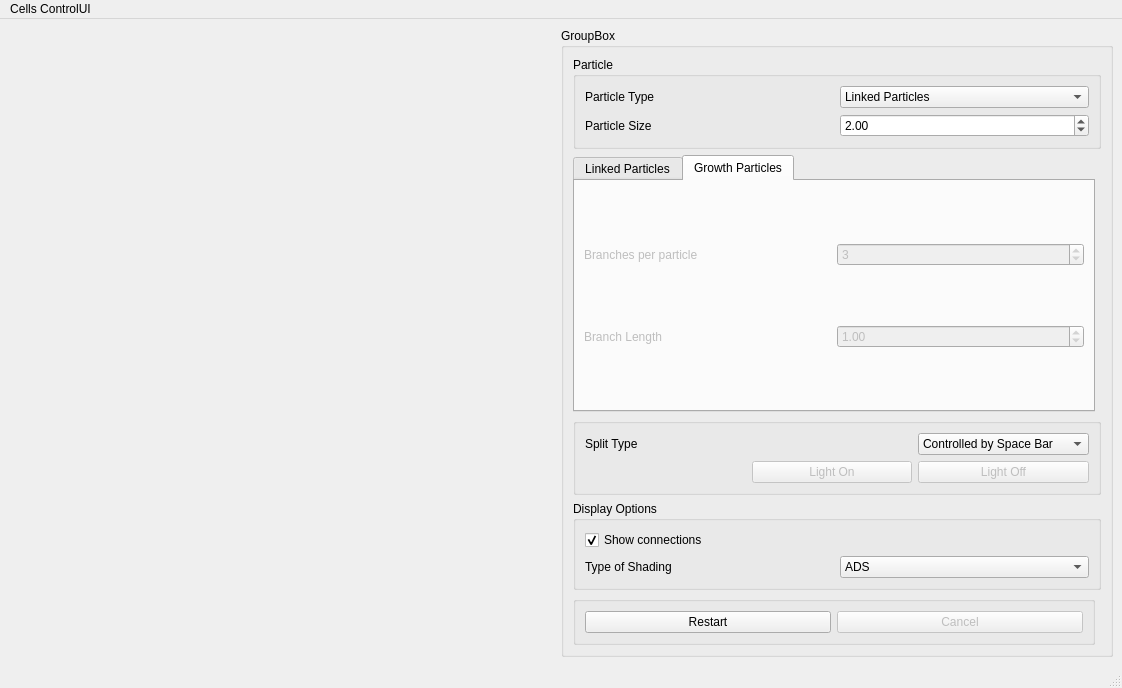
Qt form ui/GUI.ui (eulersson/CellGrowth) before a commit.
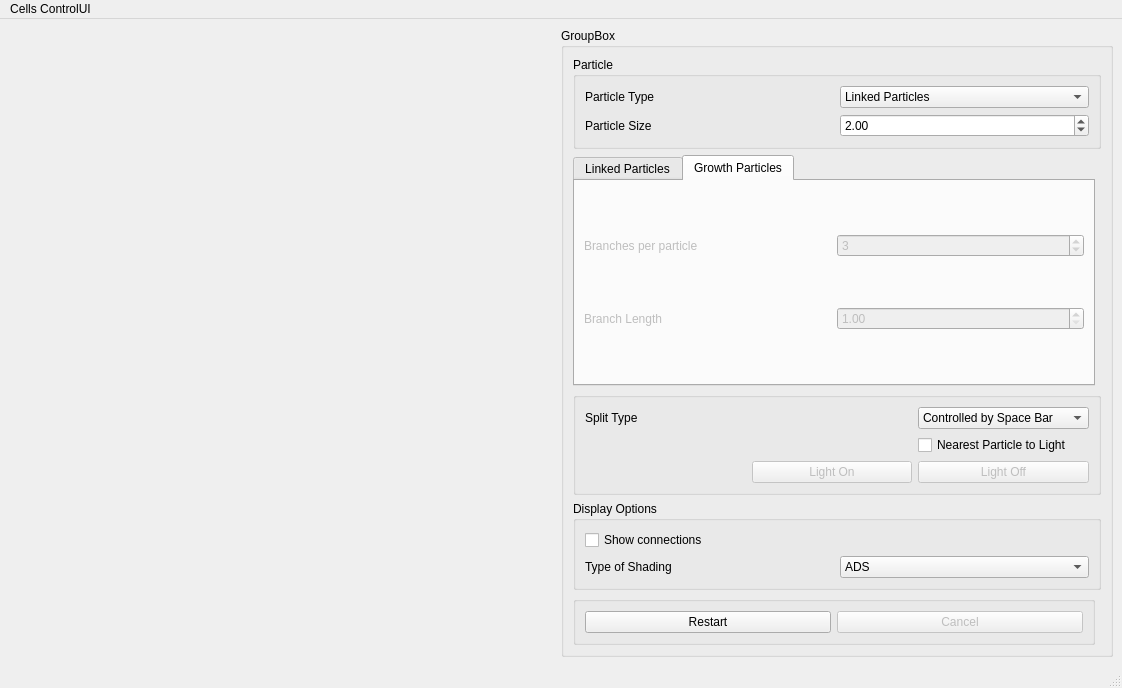
The same form after that commit. The open tabs and pages were chosen to show the change.

```diff
--- a/ui/GUI.ui
+++ b/ui/GUI.ui
@@ -200,6 +200,9 @@
            </item>
            <item row="3" column="1">
             <widget class="QDoubleSpinBox" name="m_GP_branchLenght">
+             <property name="minimum">
+              <double>1.000000000000000</double>
+             </property>
              <property name="singleStep">
               <double>0.500000000000000</double>
              </property>
@@ -283,6 +286,13 @@
             </property>
            </widget>
           </item>
+          <item row="1" column="2">
+           <widget class="QCheckBox" name="m_nearestPart">
+            <property name="text">
+             <string>Nearest Particle to Light</string>
+            </property>
+           </widget>
+          </item>
          </layout>
         </widget>
        </item>
@@ -410,7 +420,7 @@
              <bool>true</bool>
             </property>
             <property name="checked">
-             <bool>true</bool>
+             <bool>false</bool>
             </property>
             <property name="tristate">
              <bool>false</bool>
```
